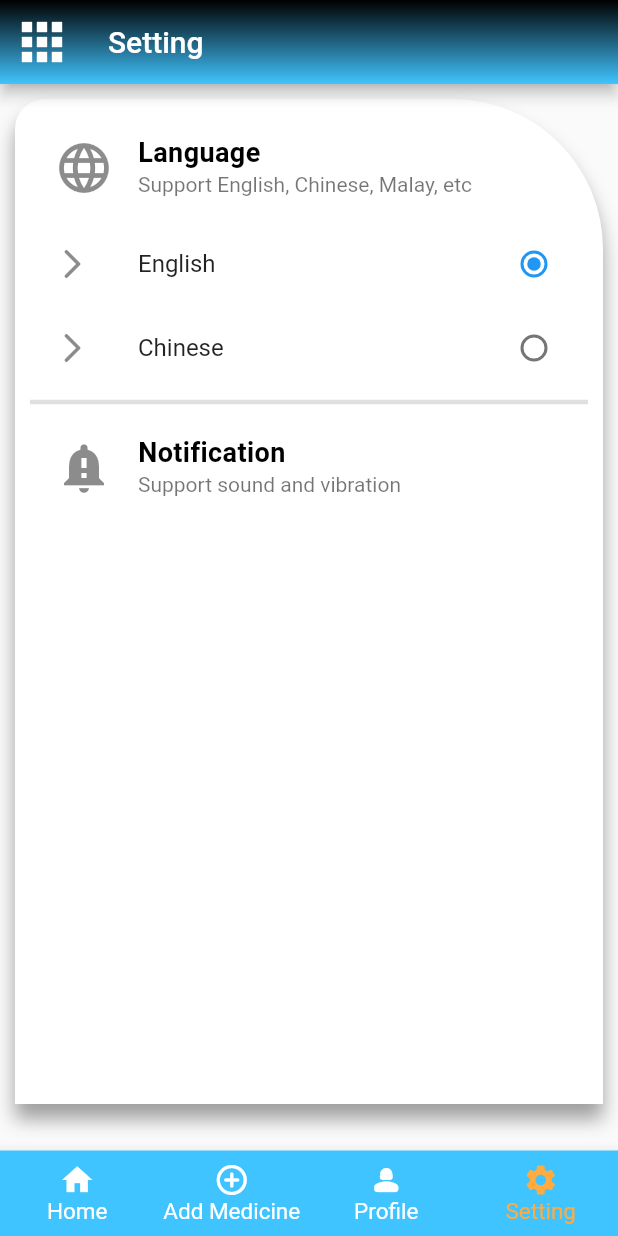
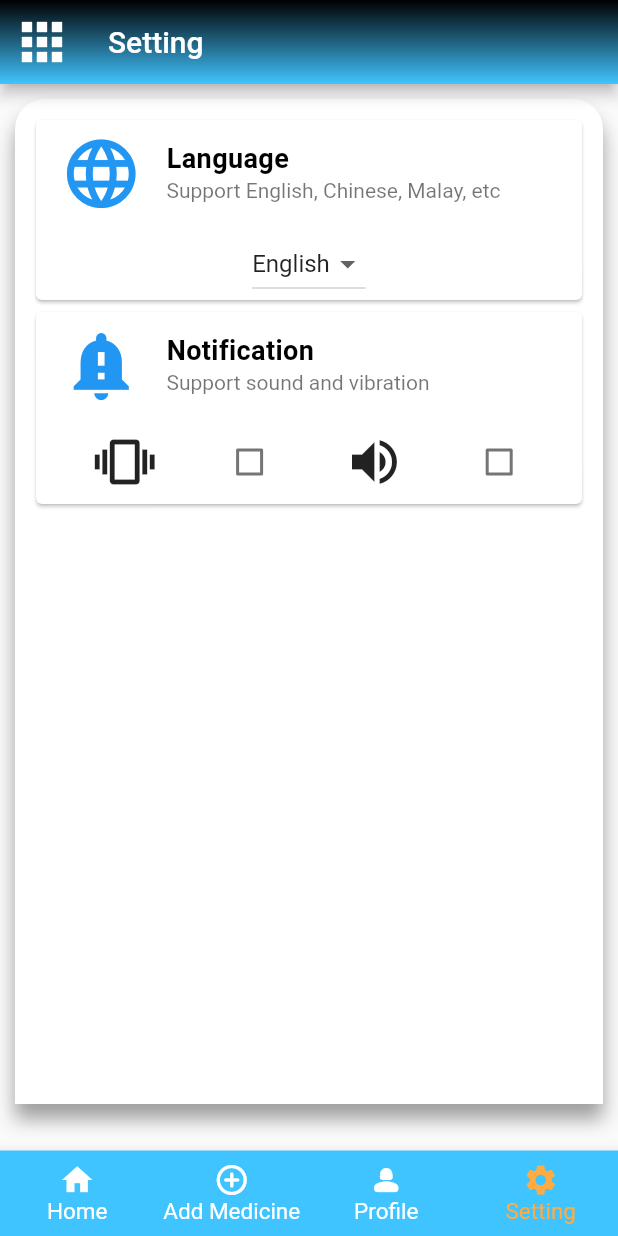
Before and after one commit to cedricyx/medimind, a Flutter app: the screen it shows after launch, item 4 of the bottom bar chosen, on a phone screen of 412 x 824 dp. Run offline on Flutter 3.47's test engine with Material 2 defaults, Android fonts, the phone set to English and light mode, and no system bars; our stand-ins replace awesome_notifications, calendar_timeline, cloud_firestore, easy_localization, firebase_core, image_picker and 2 more; missing offline and left inert: editable_image; accounts and stored records are empty.

Commit message:
Finished part of Setting

```diff
--- a/assets/translations/en-US.json
+++ b/assets/translations/en-US.json
@@ -37,8 +37,6 @@
 
 
 
-
-
     "profileComment" : "---------------------------------Profile Menu ------------------------------",
     "profilename": "Name",
     "profilenamedesc": "Enter your Name.",
@@ -56,7 +54,8 @@
     "settingComment" : "---------------------------------Setting Menu ------------------------------",
     "language": "Language",
     "english" : "English" ,
-    "chinese" : "Chinese" ,
+    "chinese" : "中文" ,
+    "malay" : "Melayu" ,
     "languageDesc" : "Support English, Chinese, Malay, etc",
     "notification": "Notification",
     "notificationDesc": "Support sound and vibration",
--- a/lib/main.dart
+++ b/lib/main.dart
@@ -18,7 +18,7 @@ void main() async {
 
   runApp(
     EasyLocalization(
-        supportedLocales: [Locale('en', 'US'), Locale('zh', 'SG')],
+        supportedLocales: [Locale('en', 'US'), Locale('zh', 'SG'), Locale('ms', 'MY')],
         path:
             'assets/translations', // <-- change the path of the translation files
         fallbackLocale: Locale('en', 'US'),
--- a/lib/pages/addmedicine.dart
+++ b/lib/pages/addmedicine.dart
@@ -64,7 +64,7 @@ class _AddMedicineState extends State<AddMedicine> {
                   decoration: BoxDecoration(
                       borderRadius: BorderRadius.only(
                         topLeft: Radius.circular(20.0),
-                        topRight: Radius.circular(100.0),
+                        topRight: Radius.circular(20.0),
                       ),
                       gradient: LinearGradient(
                           begin: Alignment.topCenter,
--- a/lib/pages/profile.dart
+++ b/lib/pages/profile.dart
@@ -72,7 +72,7 @@ class _ProfileState extends State<Profile> {
                 decoration: BoxDecoration(
                     borderRadius: BorderRadius.only(
                       topLeft: Radius.circular(20.0),
-                      topRight: Radius.circular(100.0),
+                      topRight: Radius.circular(20.0),
                     ),
                     gradient: LinearGradient(
                         begin: Alignment.topCenter,
--- a/lib/pages/setting.dart
+++ b/lib/pages/setting.dart
@@ -1,24 +1,31 @@
 import 'package:easy_localization/easy_localization.dart';
 import 'package:flutter/material.dart';
+import 'package:flutter/widgets.dart';
+import 'package:provider/provider.dart';
+import 'package:shared_preferences/shared_preferences.dart';
 
-enum Languages { english, chinese }
+enum Languages { english, chinese, malay }
 
 // 2.
 Languages? _languages = Languages.english;
 
 class Setting extends StatefulWidget {
-  const Setting({super.key});
+  const Setting({Key? key}) : super(key: key);
 
   @override
   State<Setting> createState() => _SettingState();
 }
 
 class _SettingState extends State<Setting> {
+  bool vibrationCheckbox = false;
+  bool soundCheckbox = false;
   @override
   Widget build(BuildContext context) {
     final locale = EasyLocalization.of(context)?.locale;
     if (locale?.languageCode == "zh")
       _languages = Languages.chinese;
+    else if (locale?.languageCode == "ms")
+      _languages = Languages.malay;
     else
       _languages = Languages.english;
     return Padding(
@@ -27,7 +34,8 @@ class _SettingState extends State<Setting> {
         child: SingleChildScrollView(
           child: Column(
             children: <Widget>[
-            Column(children: <Widget>[
+              Column(
+                children: <Widget>[
                   Container(
                     padding: EdgeInsets.all(10.0),
                     width: double.infinity,
@@ -35,23 +43,32 @@ class _SettingState extends State<Setting> {
                     decoration: BoxDecoration(
                       borderRadius: BorderRadius.only(
                         topLeft: Radius.circular(20.0),
-                        topRight: Radius.circular(100.0),
+                        topRight: Radius.circular(20.0),
                       ),
                       gradient: LinearGradient(
                         begin: Alignment.topCenter,
                         end: Alignment.bottomCenter,
-                          colors: [Colors.white, Colors.white]),
+                        colors: [Colors.white, Colors.white],
+                      ),
                       boxShadow: [
                         BoxShadow(
                           color: Colors.grey,
                           blurRadius: 10.0,
-                            offset: Offset(0.00, 10.0))
-                      ]),
-                  child: Column(children: <Widget>[
+                          offset: Offset(0.00, 10.0),
+                        )
+                      ],
+                    ),
+                    child: Column(
+                      children: <Widget>[
+                        Card(
+                          child: Column(
+                            children: [
                               ListTile(
                                 leading: Icon(
-                          size: 40,
-                         Icons.language_outlined),
+                                  Icons.language_outlined,
+                                  color: Colors.blue,
+                                  size: 55,
+                                ),
                                 title: Text(
                                   'language'.tr(),
                                   textAlign: TextAlign.left,
@@ -64,40 +81,51 @@ class _SettingState extends State<Setting> {
                                 ),
                                 subtitle: Text('languageDesc'.tr()),
                               ),
-                    RadioListTile<Languages>(
-                      secondary: Icon(Icons.arrow_forward_ios_rounded),
-                      controlAffinity: ListTileControlAffinity.trailing,
-                      title: Text('english'.tr()),
+                              DropdownButton<Languages>(
+                                value: _languages,
+                                items: [
+                                  DropdownMenuItem<Languages>(
+                                    child: Text('english'.tr()),
                                     value: Languages.english,
-                      groupValue: _languages,
+                                  ),
+                                  DropdownMenuItem<Languages>(
+                                    child: Text('chinese'.tr()),
+                                    value: Languages.chinese,
+                                  ),
+                                  DropdownMenuItem<Languages>(
+                                    child: Text('malay'.tr()),
+                                    value: Languages.malay,
+                                  ),
+                                ],
                                 onChanged: (Languages? value) {
                                   setState(() {
                                     _languages = value;
+                                    switch (_languages) {
+                                      case Languages.english:
                                         context.setLocale(Locale('en', 'US'));
+                                        break;
+                                      case Languages.chinese:
+                                        context.setLocale(Locale('zh', 'SG'));
+                                        break;
+                                      case Languages.malay:
+                                        context.setLocale(Locale('ms', 'MY'));
+                                        break;
+                                    }
                                   });
                                 },
                               ),
-                    RadioListTile<Languages>(
-                      secondary: Icon(Icons.arrow_forward_ios_rounded),
-                      controlAffinity: ListTileControlAffinity.trailing,
-                      title: Text('chinese'.tr()),
-                      value: Languages.chinese,
-                      groupValue: _languages,
-                      onChanged: (Languages? value) {
-                        setState(() {
-                          _languages = value;
-                          context.setLocale(Locale('zh', 'SG'));
-                        });
-                      },
+                            ],
                           ),
-                    Divider(
-                      thickness: 3,
-
                         ),
+                        Card(
+                          child: Column(
+                            children: [
                               ListTile(
                                 leading: Icon(
-                          size: 40,
-                        Icons.notification_important),
+                                  Icons.notification_important,
+                                  color: Colors.blue,
+                                  size: 55,
+                                ),
                                 title: Text(
                                   'notification'.tr(),
                                   textAlign: TextAlign.left,
@@ -110,11 +138,57 @@ class _SettingState extends State<Setting> {
                                 ),
                                 subtitle: Text('notificationDesc'.tr()),
                               ),
-                  ])),
-            ]),
+                              Row(
+                                mainAxisAlignment:
+                                    MainAxisAlignment.spaceEvenly,
+                                children: [
+                                  IconButton(
+                                      iconSize: 40,
+                                      onPressed: () {},
+                                      icon: Icon(Icons.vibration)),
+                                  Checkbox(
+                                    value: vibrationCheckbox,
+                                    onChanged: (value) {
+                                      setState(() {
+                                        vibrationCheckbox = !vibrationCheckbox;
+                                      });
+                                    },
+                                  ),
+                                  IconButton(
+                                      iconSize: 40,
+                                      onPressed: () {},
+                                      icon: Icon(Icons.volume_up)),
+                                  Checkbox(
+                                    value: soundCheckbox,
+                                    onChanged: (value) {
+                                      setState(() {
+                                        soundCheckbox = !soundCheckbox;
+                                      });
+                                    },
+                                  ),
                                 ],
-        ))));
+                              )
+                            ],
+                          ),
+                        ),
+                      ],
+                    ),
+                  ),
+                ],
+              ),
+            ],
+          ),
+        ),
+      ),
+    );
   }
+}
+
+
+
+
+
+
 
   /*
   @override
@@ -158,4 +232,3 @@ class _SettingState extends State<Setting> {
     ));
   }
   */
-}
```
Also changed, not shown: assets/translations/ms-MY.json (+48 -39 lines), assets/translations/zh-SG.json (+12 -4 lines), lib/pages/home.dart (+25 -10 lines). Lines whose indentation alone changed are shown as unchanged.
